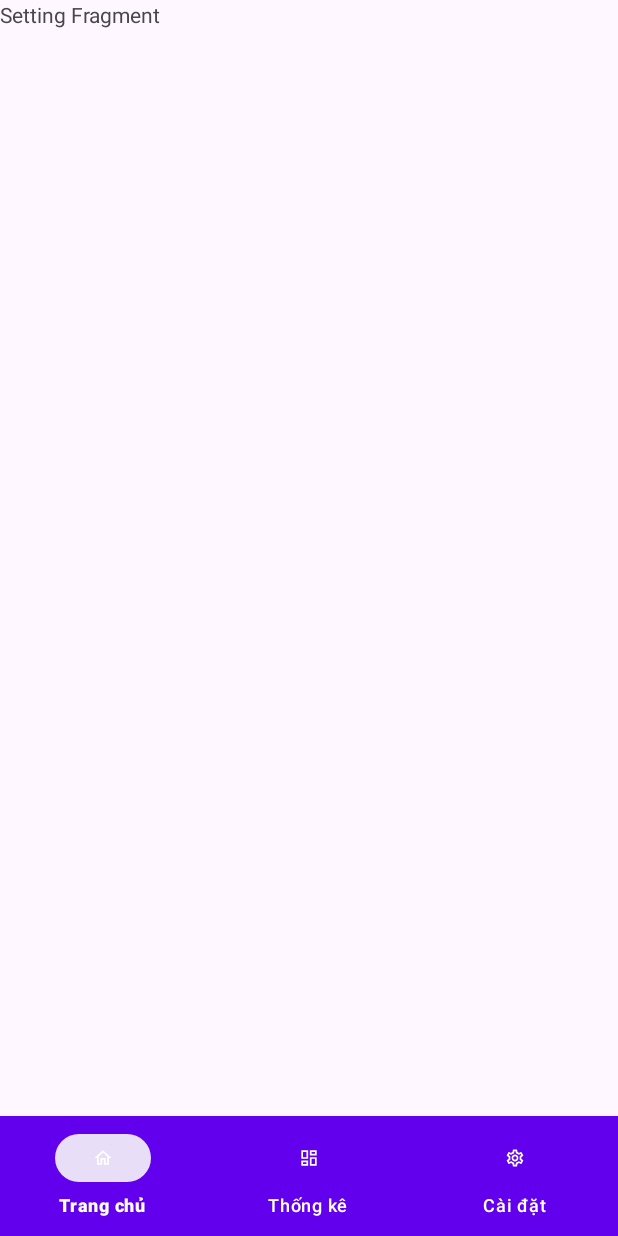
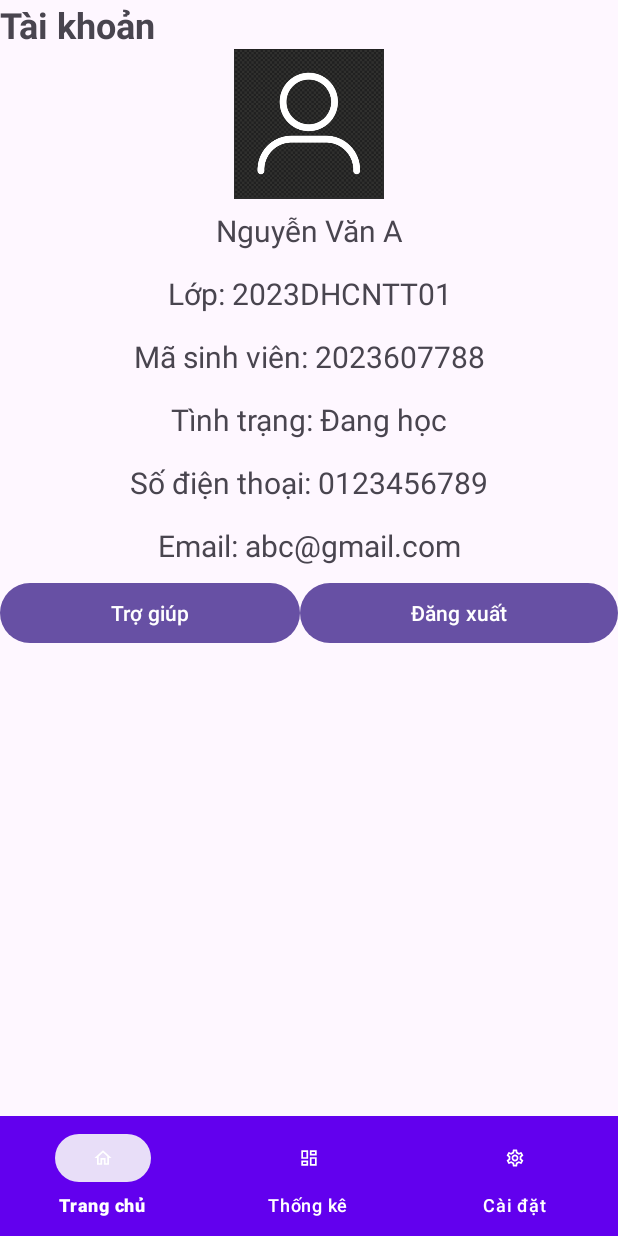
Before and after one commit to TranThanh39/BTLAndroid, an Android app: the fragment SettingsFragment placed in its activity, on a phone screen of 412 x 824 dp. Run offline under Robolectric (Android 15) with nearby library versions, the phone set to English and light mode, and no system bars.

Commit message:
Tạo giao diện màn hình cài đặt và thêm file ảnh vào drawable

```diff
--- a/app/src/main/res/layout/fragment_settings.xml
+++ b/app/src/main/res/layout/fragment_settings.xml
@@ -1,13 +1,97 @@
 <?xml version="1.0" encoding="utf-8"?>
-<FrameLayout xmlns:android="http://schemas.android.com/apk/res/android"
+<LinearLayout xmlns:android="http://schemas.android.com/apk/res/android"
     xmlns:tools="http://schemas.android.com/tools"
     android:layout_width="match_parent"
     android:layout_height="match_parent"
+    android:orientation="vertical"
     tools:context=".view.SettingsFragment">
 
     <TextView
         android:layout_width="match_parent"
-        android:layout_height="match_parent"
-        android:text="Setting Fragment" />
+        android:layout_height="wrap_content"
+        android:text="Tài khoản"
+        android:textAllCaps="false"
+        android:textSize="24sp"
+        android:textStyle="bold" />
+    <LinearLayout
+        android:layout_width="match_parent"
+        android:layout_height="wrap_content"
+        android:orientation="vertical">
 
-</FrameLayout>
+        <ImageView
+            android:id="@+id/imageView2"
+            android:layout_width="100dp"
+            android:layout_height="100dp"
+            android:src="@drawable/user_account"
+            android:layout_gravity="center" />
+
+        <TextView
+            android:layout_width="match_parent"
+            android:layout_height="42dp"
+            android:gravity="center"
+            android:text="Nguyễn Văn A"
+            android:textAlignment="center"
+            android:textSize="20sp" />
+
+        <TextView
+            android:layout_width="match_parent"
+            android:layout_height="42dp"
+            android:gravity="center"
+            android:text="Lớp: 2023DHCNTT01"
+            android:textAlignment="center"
+            android:textSize="20sp" />
+
+        <TextView
+            android:layout_width="match_parent"
+            android:layout_height="42dp"
+            android:gravity="center"
+            android:text="Mã sinh viên: 2023607788"
+            android:textAlignment="center"
+            android:textSize="20sp" />
+
+        <TextView
+            android:layout_width="match_parent"
+            android:layout_height="42dp"
+            android:gravity="center"
+            android:text="Tình trạng: Đang học"
+            android:textAlignment="center"
+            android:textSize="20sp" />
+
+        <TextView
+            android:layout_width="match_parent"
+            android:layout_height="42dp"
+            android:gravity="center"
+            android:hapticFeedbackEnabled="false"
+            android:text="Số điện thoại: 0123456789"
+            android:textAlignment="center"
+            android:textSize="20sp" />
+
+        <TextView
+            android:layout_width="match_parent"
+            android:layout_height="42dp"
+            android:gravity="center"
+            android:text="Email: abc@gmail.com"
+            android:textAlignment="center"
+            android:textSize="20sp" />
+
+        <LinearLayout
+            android:layout_width="match_parent"
+            android:layout_height="match_parent"
+            android:orientation="horizontal">
+
+            <Button
+                android:layout_width="wrap_content"
+                android:layout_height="wrap_content"
+                android:layout_weight="1"
+                android:text="Trợ giúp" />
+abc
+            <Button
+                android:id="@+id/button2"
+                android:layout_width="wrap_content"
+                android:layout_height="wrap_content"
+                android:layout_weight="1"
+                android:text="Đăng xuất" />
+        </LinearLayout>
+    </LinearLayout>
+
+</LinearLayout>
```
Also changed, not shown: app/src/main/res/drawable/user_account.PNG (added), 2 other files.
